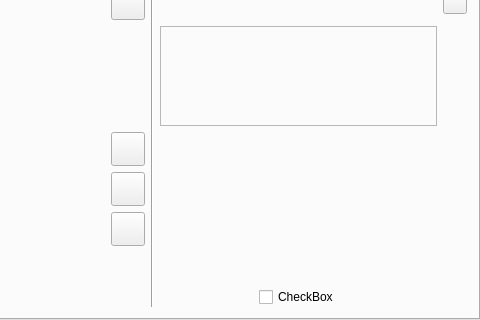
Above: src/formMainWindow.ui from vkohaupt/vokoscreenNG before the change; both pictures show x 210 to 690 and y 130 to 450 of the 690 by 450 pixel window. Below: the same form after it.
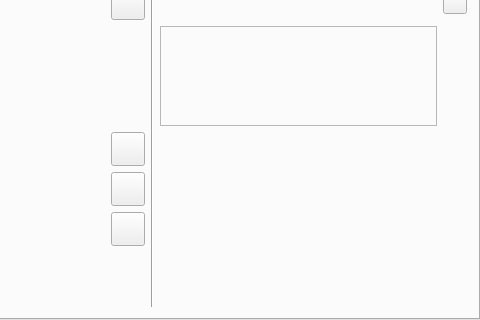
That is the form after the change. The open tabs and pages were chosen to show the change. Icons and pictures are not drawn.

Commit message: halo add spezialCheckbox

The edit to the form file:
```diff
--- a/src/formMainWindow.ui
+++ b/src/formMainWindow.ui
@@ -2938,13 +2938,6 @@
               </property>
              </spacer>
             </item>
-            <item>
-             <widget class="QCheckBox" name="checkBoxHaloOnOff">
-              <property name="text">
-               <string>CheckBox</string>
-              </property>
-             </widget>
-            </item>
             <item>
              <spacer name="horizontalSpacer_13">
               <property name="orientation">
```
Left out of the diff: 6 changed lines with no effect on the pictures. The commit also changes 2 other files.
